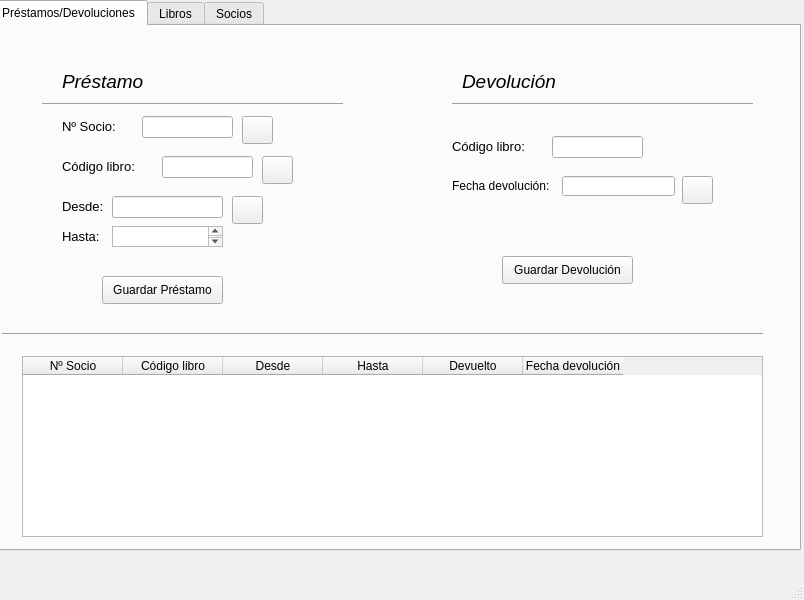
Qt form ventanaBiblioteca.ui (estefaniapenide/DI-Biblioteca) before a commit.
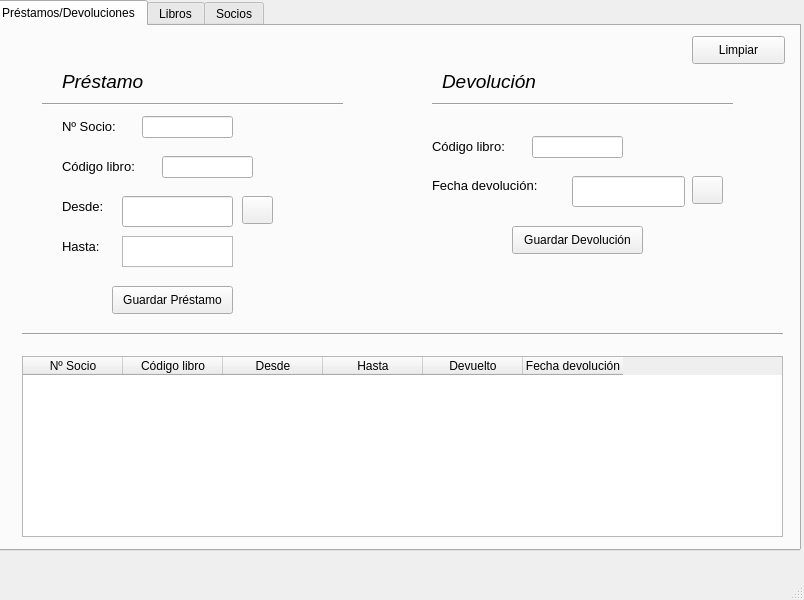
The same form after that commit. The open tabs and pages were chosen to show the change. Icons and pictures are not drawn.

```diff
--- a/ventanaBiblioteca.ui
+++ b/ventanaBiblioteca.ui
@@ -33,7 +33,7 @@
      <widget class="QLabel" name="datosDevolucionPrestamo">
       <property name="geometry">
        <rect>
-        <x>470</x>
+        <x>450</x>
         <y>40</y>
         <width>171</width>
         <height>31</height>
@@ -118,7 +118,7 @@
      <widget class="Line" name="line_3">
       <property name="geometry">
        <rect>
-        <x>460</x>
+        <x>440</x>
         <y>70</y>
         <width>301</width>
         <height>16</height>
@@ -145,7 +145,7 @@
       <property name="geometry">
        <rect>
         <x>70</x>
-        <y>200</y>
+        <y>210</y>
         <width>51</width>
         <height>21</height>
        </rect>
@@ -157,17 +157,17 @@
      <widget class="QLineEdit" name="lineEditFechaDesde">
       <property name="geometry">
        <rect>
-        <x>120</x>
+        <x>130</x>
         <y>170</y>
         <width>111</width>
-        <height>22</height>
+        <height>31</height>
        </rect>
       </property>
      </widget>
      <widget class="QPushButton" name="pushButtonCalendario">
       <property name="geometry">
        <rect>
-        <x>240</x>
+        <x>250</x>
         <y>170</y>
         <width>31</width>
         <height>28</height>
@@ -181,17 +181,17 @@
      <widget class="QTextBrowser" name="textBrowserFechaHasta">
       <property name="geometry">
        <rect>
-        <x>120</x>
-        <y>200</y>
+        <x>130</x>
+        <y>210</y>
         <width>111</width>
-        <height>21</height>
+        <height>31</height>
        </rect>
       </property>
      </widget>
      <widget class="Line" name="line_4">
       <property name="geometry">
        <rect>
-        <x>10</x>
+        <x>30</x>
         <y>300</y>
         <width>761</width>
         <height>16</height>
@@ -206,7 +206,7 @@
        <rect>
         <x>30</x>
         <y>330</y>
-        <width>741</width>
+        <width>761</width>
         <height>181</height>
        </rect>
       </property>
@@ -244,8 +244,8 @@
      <widget class="QPushButton" name="pushButtonGuardarPrestamo">
       <property name="geometry">
        <rect>
-        <x>110</x>
-        <y>250</y>
+        <x>120</x>
+        <y>260</y>
         <width>121</width>
         <height>28</height>
        </rect>
@@ -257,30 +257,30 @@
      <widget class="QLabel" name="labelFechaDevolucion">
       <property name="geometry">
        <rect>
-        <x>460</x>
+        <x>440</x>
         <y>150</y>
-        <width>101</width>
+        <width>131</width>
         <height>20</height>
        </rect>
       </property>
       <property name="text">
-       <string>Fecha devolución:</string>
+       <string>&lt;html&gt;&lt;head/&gt;&lt;body&gt;&lt;p&gt;&lt;span style=&quot; font-size:10pt;&quot;&gt;Fecha devolución:&lt;/span&gt;&lt;/p&gt;&lt;/body&gt;&lt;/html&gt;</string>
       </property>
      </widget>
      <widget class="QLineEdit" name="lineEditFechaDevolucion">
       <property name="geometry">
        <rect>
-        <x>570</x>
+        <x>580</x>
         <y>150</y>
         <width>113</width>
-        <height>20</height>
+        <height>31</height>
        </rect>
       </property>
      </widget>
      <widget class="QPushButton" name="pushButtonCalendarioDevolucion">
       <property name="geometry">
        <rect>
-        <x>690</x>
+        <x>700</x>
         <y>150</y>
         <width>31</width>
         <height>28</height>
@@ -294,44 +294,10 @@
         <normaloff>:/calendario/img/calendar-icon.png</normaloff>:/calendario/img/calendar-icon.png</iconset>
       </property>
      </widget>
-     <widget class="QPushButton" name="pushButtonBuscarSocioPrestamo">
-      <property name="geometry">
-       <rect>
-        <x>250</x>
-        <y>90</y>
-        <width>31</width>
-        <height>28</height>
-       </rect>
-      </property>
-      <property name="text">
-       <string/>
-      </property>
-      <property name="icon">
-       <iconset resource="lupa.qrc">
-        <normaloff>:/lupa/img/lupa.jpg</normaloff>:/lupa/img/lupa.jpg</iconset>
-      </property>
-     </widget>
-     <widget class="QPushButton" name="pushButtonBuscarLibroPrestamo">
-      <property name="geometry">
-       <rect>
-        <x>270</x>
-        <y>130</y>
-        <width>31</width>
-        <height>28</height>
-       </rect>
-      </property>
-      <property name="text">
-       <string/>
-      </property>
-      <property name="icon">
-       <iconset resource="lupa.qrc">
-        <normaloff>:/lupa/img/lupa.jpg</normaloff>:/lupa/img/lupa.jpg</iconset>
-      </property>
-     </widget>
      <widget class="QLabel" name="codigoLibroDevolucion">
       <property name="geometry">
        <rect>
-        <x>460</x>
+        <x>440</x>
         <y>110</y>
         <width>101</width>
         <height>21</height>
@@ -344,7 +310,7 @@
      <widget class="QLineEdit" name="datoCodigoLibroDevolucion">
       <property name="geometry">
        <rect>
-        <x>560</x>
+        <x>540</x>
         <y>110</y>
         <width>91</width>
         <height>22</height>
@@ -354,8 +320,8 @@
      <widget class="QPushButton" name="pushButtonGuardarDevolucion">
       <property name="geometry">
        <rect>
-        <x>510</x>
-        <y>230</y>
+        <x>520</x>
+        <y>200</y>
         <width>131</width>
         <height>28</height>
        </rect>
@@ -364,6 +330,19 @@
        <string>Guardar Devolución</string>
       </property>
      </widget>
+     <widget class="QPushButton" name="pushButtonLimpiarPrestamos">
+      <property name="geometry">
+       <rect>
+        <x>700</x>
+        <y>10</y>
+        <width>93</width>
+        <height>28</height>
+       </rect>
+      </property>
+      <property name="text">
+       <string>Limpiar</string>
+      </property>
+     </widget>
     </widget>
     <widget class="QWidget" name="libros">
      <attribute name="title">
```
Left out of the diff: 139 changed lines with no effect on the pictures.
